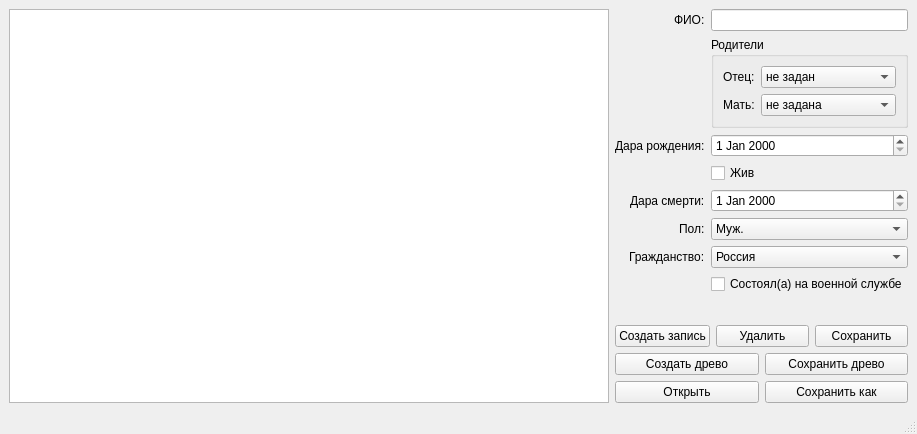
First picture: the form in mainwindow.ui, repository AnserrrR/FamilyTreeOP, before the edit.
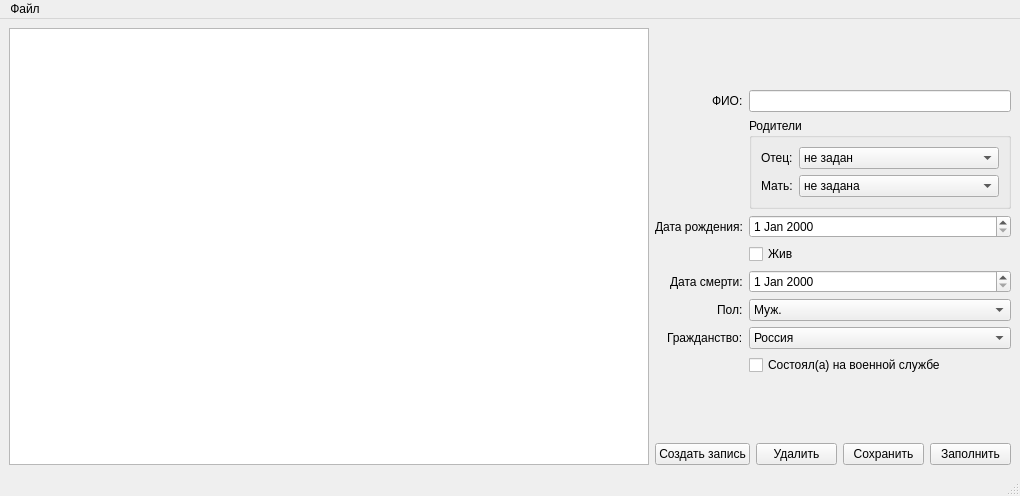
Second picture: the form after the edit.

```diff
--- a/mainwindow.ui
+++ b/mainwindow.ui
@@ -6,8 +6,8 @@
    <rect>
     <x>0</x>
     <y>0</y>
-    <width>901</width>
-    <height>434</height>
+    <width>1020</width>
+    <height>496</height>
    </rect>
   </property>
   <property name="minimumSize">
@@ -28,6 +28,12 @@
      <layout class="QHBoxLayout" name="horizontalLayout_3">
       <item>
        <widget class="QListWidget" name="recordsListWidget">
+        <property name="sizePolicy">
+         <sizepolicy hsizetype="Expanding" vsizetype="Expanding">
+          <horstretch>9</horstretch>
+          <verstretch>0</verstretch>
+         </sizepolicy>
+        </property>
         <property name="minimumSize">
          <size>
           <width>600</width>
@@ -38,11 +44,17 @@
       </item>
       <item>
        <layout class="QVBoxLayout" name="verticalLayout">
+        <property name="sizeConstraint">
+         <enum>QLayout::SetFixedSize</enum>
+        </property>
         <item>
          <layout class="QFormLayout" name="formLayout_2">
           <property name="labelAlignment">
            <set>Qt::AlignRight|Qt::AlignTrailing|Qt::AlignVCenter</set>
           </property>
+          <property name="formAlignment">
+           <set>Qt::AlignLeading|Qt::AlignLeft|Qt::AlignVCenter</set>
+          </property>
           <item row="0" column="0">
            <widget class="QLabel" name="labelFio">
             <property name="text">
@@ -71,6 +83,12 @@
              </item>
              <item row="0" column="1">
               <widget class="QComboBox" name="comboBoxFatherFio">
+               <property name="minimumSize">
+                <size>
+                 <width>200</width>
+                 <height>0</height>
+                </size>
+               </property>
                <item>
                 <property name="text">
                  <string>не задан</string>
@@ -100,7 +118,7 @@
           <item row="2" column="0">
            <widget class="QLabel" name="labelBirthday">
             <property name="text">
-             <string>Дара рождения:</string>
+             <string>Дата рождения:</string>
             </property>
             <property name="alignment">
              <set>Qt::AlignLeading|Qt::AlignLeft|Qt::AlignVCenter</set>
@@ -108,7 +126,15 @@
            </widget>
           </item>
           <item row="2" column="1">
-           <widget class="QDateEdit" name="dateEditBirthday"/>
+           <widget class="QDateEdit" name="dateEditBirthday">
+            <property name="minimumDate">
+             <date>
+              <year>1752</year>
+              <month>9</month>
+              <day>14</day>
+             </date>
+            </property>
+           </widget>
           </item>
           <item row="3" column="1">
            <widget class="QCheckBox" name="checkIsAlive">
@@ -120,7 +146,7 @@
           <item row="4" column="0">
            <widget class="QLabel" name="labelDeathday">
             <property name="text">
-             <string>Дара смерти:</string>
+             <string>Дата смерти:</string>
             </property>
             <property name="alignment">
              <set>Qt::AlignLeading|Qt::AlignLeft|Qt::AlignVCenter</set>
@@ -240,35 +266,10 @@
             </property>
            </widget>
           </item>
-         </layout>
-        </item>
-        <item>
-         <layout class="QGridLayout" name="gridLayout">
-          <item row="0" column="0">
-           <widget class="QPushButton" name="createDbButton">
+          <item>
+           <widget class="QPushButton" name="fill">
             <property name="text">
-             <string>Создать древо</string>
-            </property>
-           </widget>
-          </item>
-          <item row="0" column="1">
-           <widget class="QPushButton" name="saveDbButton">
-            <property name="text">
-             <string>Сохранить древо</string>
-            </property>
-           </widget>
-          </item>
-          <item row="1" column="0">
-           <widget class="QPushButton" name="openDbButton">
-            <property name="text">
-             <string>Открыть</string>
-            </property>
-           </widget>
-          </item>
-          <item row="1" column="1">
-           <widget class="QPushButton" name="saveAsDbButton">
-            <property name="text">
-             <string>Сохранить как</string>
+             <string>Заполнить</string>
             </property>
            </widget>
           </item>
@@ -285,10 +286,20 @@
     <rect>
      <x>0</x>
      <y>0</y>
-     <width>901</width>
+     <width>1020</width>
      <height>20</height>
     </rect>
    </property>
+   <widget class="QMenu" name="menu">
+    <property name="title">
+     <string>Файл</string>
+    </property>
+    <addaction name="CreateDB"/>
+    <addaction name="OpenDB"/>
+    <addaction name="SaveDB"/>
+    <addaction name="SaveAsDB"/>
+   </widget>
+   <addaction name="menu"/>
   </widget>
   <widget class="QStatusBar" name="statusbar"/>
  </widget>
```
Left out of the diff: 20 changed lines with no effect on the pictures.
